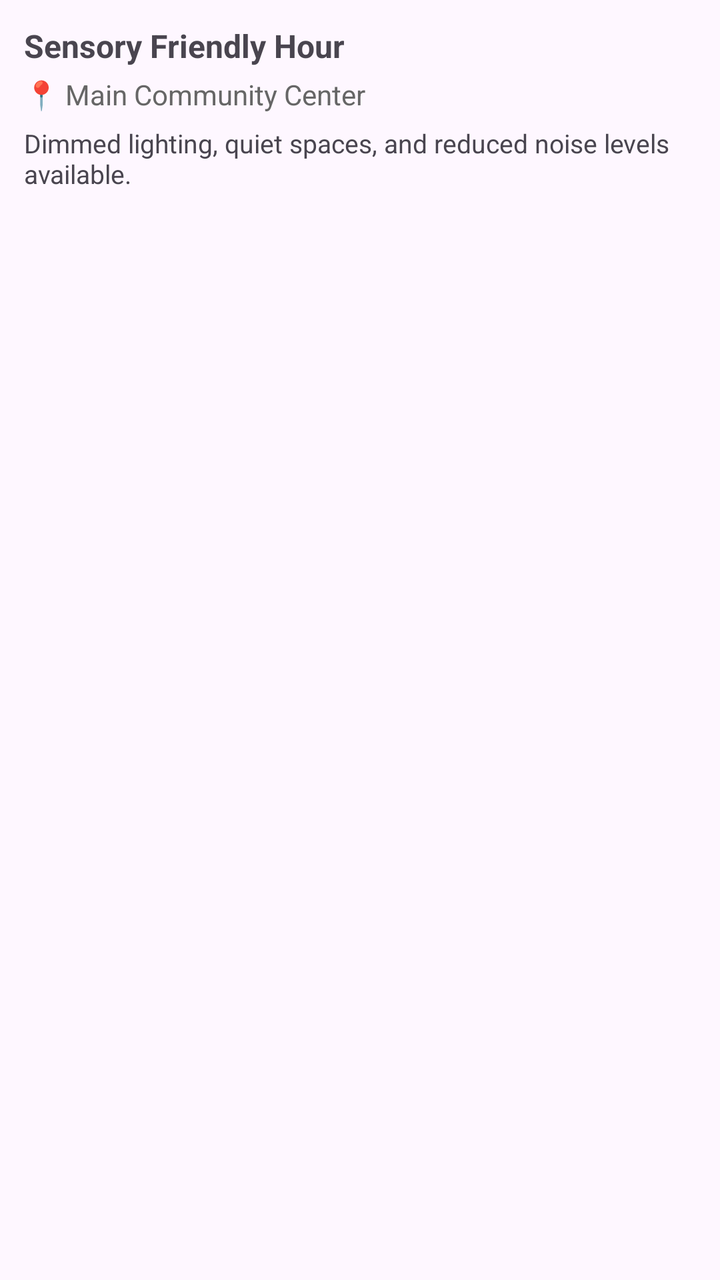
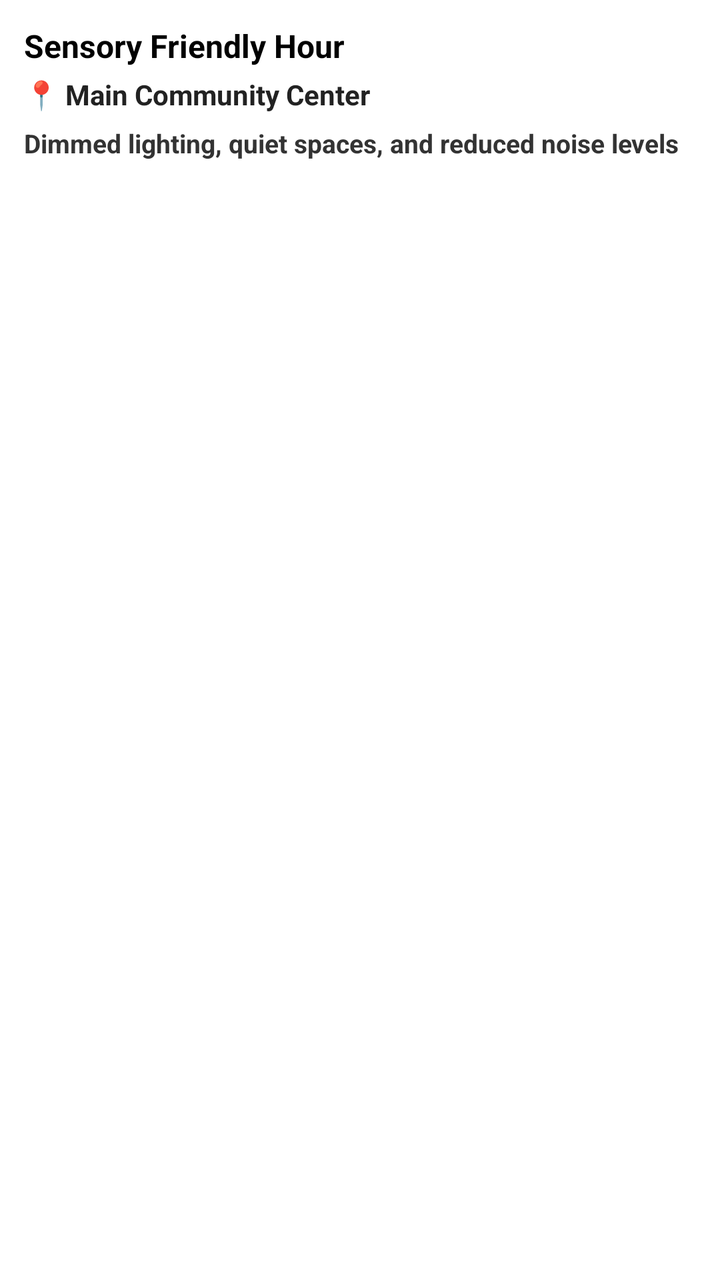

Before-and-after screenshots of an Android layout around one commit, followed by the original layout XML and the change that was made.
<!-- AndroidManifest.xml: application theme AppTheme -->
<!-- res/layout/item_event.xml -->
<LinearLayout
  android:layout_width="match_parent"
  android:layout_height="wrap_content"
  android:orientation="vertical"
  android:padding="12dp"
  xmlns:android="http://schemas.android.com/apk/res/android">

  <TextView
    android:id="@+id/text_event_title"
    android:layout_width="match_parent"
    android:layout_height="wrap_content"
    android:text="Sensory Friendly Hour"
    android:textSize="16sp"
    android:textStyle="bold" />

  <TextView
    android:id="@+id/text_event_location"
    android:layout_width="match_parent"
    android:layout_height="wrap_content"
    android:layout_marginTop="4dp"
    android:text="📍 Main Community Center"
    android:textColor="#666666"
    android:textSize="14sp" />

  <TextView
    android:id="@+id/text_event_description"
    android:layout_width="match_parent"
    android:layout_height="wrap_content"
    android:layout_marginTop="6dp"
    android:text="Dimmed lighting, quiet spaces, and reduced noise levels available."
    android:textSize="13sp" />

</LinearLayout>
<!-- resources referenced by this layout -->
<resources>
  <style name="AppTheme" parent="Theme.Material3.DayNight">
      
    </style>
</resources>

<!-- the commit's change to res/layout/item_event.xml (unified diff, before → after) -->
@@ -1,33 +1,43 @@
+<?xml version="1.0" encoding="utf-8"?>
 <LinearLayout
+  xmlns:android="http://schemas.android.com/apk/res/android"
   android:layout_width="match_parent"
   android:layout_height="wrap_content"
   android:orientation="vertical"
   android:padding="12dp"
-  xmlns:android="http://schemas.android.com/apk/res/android">
+  android:layout_marginBottom="8dp"
+  android:background="#F5FFFFFF">
 
+  
   <TextView
     android:id="@+id/text_event_title"
     android:layout_width="match_parent"
     android:layout_height="wrap_content"
     android:text="Sensory Friendly Hour"
+    android:textColor="#000000"
     android:textSize="16sp"
     android:textStyle="bold" />
 
+  
   <TextView
     android:id="@+id/text_event_location"
     android:layout_width="match_parent"
     android:layout_height="wrap_content"
     android:layout_marginTop="4dp"
     android:text="📍 Main Community Center"
-    android:textColor="#666666"
-    android:textSize="14sp" />
+    android:textColor="#222222"
+    android:textSize="14sp"
+    android:textStyle="bold" />
 
+  
   <TextView
     android:id="@+id/text_event_description"
     android:layout_width="match_parent"
     android:layout_height="wrap_content"
     android:layout_marginTop="6dp"
-    android:text="Dimmed lighting, quiet spaces, and reduced noise levels available."
-    android:textSize="13sp" />
+    android:text="Dimmed lighting, quiet spaces, and reduced noise levels"
+    android:textColor="#333333"
+    android:textSize="13sp"
+    android:textStyle="bold" />
 
 </LinearLayout>
